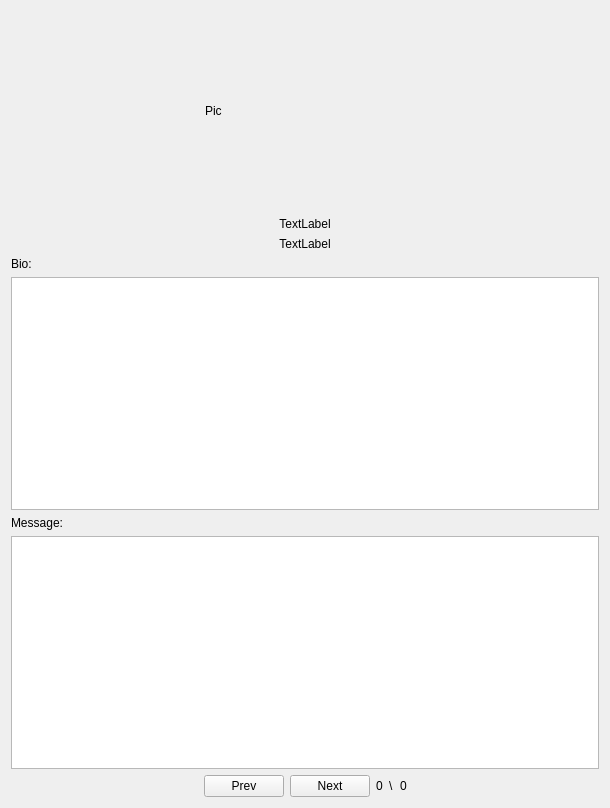
dmzdev/stance, file ui/LobbyistWindow.ui: the form before one commit.
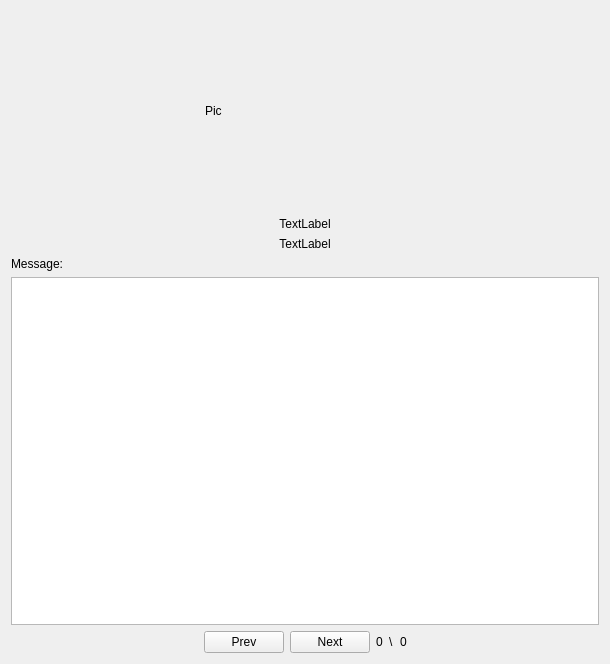
The form after the commit.

Commit message: Finished combining the Newspaper, Memo, Video and Lobbyist scripts into one media.js script.

```diff
--- a/ui/LobbyistWindow.ui
+++ b/ui/LobbyistWindow.ui
@@ -7,7 +7,7 @@
     <x>0</x>
     <y>0</y>
     <width>610</width>
-    <height>808</height>
+    <height>664</height>
    </rect>
   </property>
   <property name="windowTitle">
@@ -83,20 +83,6 @@
      </property>
     </widget>
    </item>
-   <item>
-    <widget class="QLabel" name="label">
-     <property name="text">
-      <string>Bio:</string>
-     </property>
-    </widget>
-   </item>
-   <item>
-    <widget class="QTextEdit" name="bioText">
-     <property name="readOnly">
-      <bool>true</bool>
-     </property>
-    </widget>
-   </item>
    <item>
     <widget class="QLabel" name="label_2">
      <property name="text">
```
The commit also changes 5 other files.
